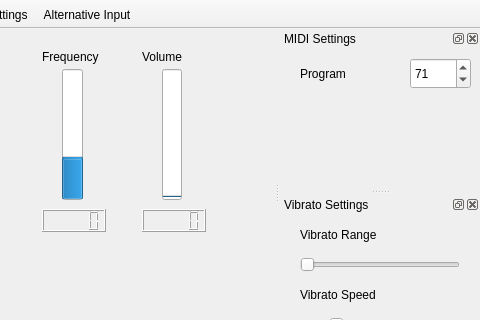
First picture: the form in mainwindow.ui, repository Ikke007/Theremin, before the edit; both pictures show x 244 to 724 and y 0 to 320 of the 724 by 471 pixel window.
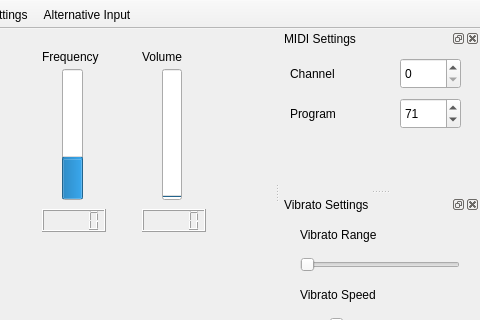
Second picture: the form after the edit.

Commit message: add channel selector

Patch:
```diff
--- a/mainwindow.ui
+++ b/mainwindow.ui
@@ -149,8 +149,8 @@
     <widget class="QLabel" name="label_3">
      <property name="geometry">
       <rect>
-       <x>20</x>
-       <y>10</y>
+       <x>10</x>
+       <y>50</y>
        <width>71</width>
        <height>31</height>
       </rect>
@@ -162,8 +162,8 @@
     <widget class="QSpinBox" name="midiProgram">
      <property name="geometry">
       <rect>
-       <x>130</x>
-       <y>10</y>
+       <x>120</x>
+       <y>50</y>
        <width>61</width>
        <height>31</height>
       </rect>
@@ -175,6 +175,35 @@
       <number>71</number>
      </property>
     </widget>
+    <widget class="QSpinBox" name="midiChannel">
+     <property name="geometry">
+      <rect>
+       <x>120</x>
+       <y>10</y>
+       <width>61</width>
+       <height>31</height>
+      </rect>
+     </property>
+     <property name="maximum">
+      <number>127</number>
+     </property>
+     <property name="value">
+      <number>0</number>
+     </property>
+    </widget>
+    <widget class="QLabel" name="label_10">
+     <property name="geometry">
+      <rect>
+       <x>10</x>
+       <y>10</y>
+       <width>71</width>
+       <height>31</height>
+      </rect>
+     </property>
+     <property name="text">
+      <string>Channel</string>
+     </property>
+    </widget>
    </widget>
   </widget>
   <widget class="QToolBar" name="toolBar">
```
The commit also changes 4 other files.
